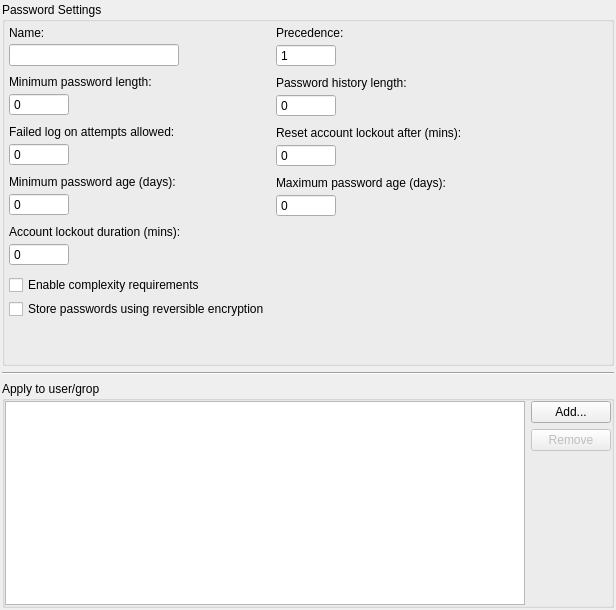
altlinux/admc, file src/admc/results_widgets/pso_results_widget/pso_edit_widget.ui: the form before one commit.
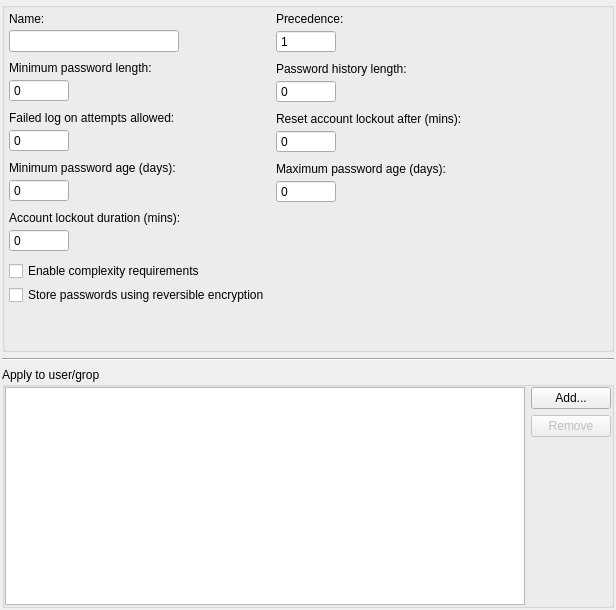
The form after the commit.

Commit message:
Remove extra title
Removed title from PSO edit widget since no other edit widget has one
and title dublicates description bar label

```diff
--- a/src/admc/results_widgets/pso_results_widget/pso_edit_widget.ui
+++ b/src/admc/results_widgets/pso_results_widget/pso_edit_widget.ui
@@ -35,7 +35,7 @@
       <bool>true</bool>
      </property>
      <property name="title">
-      <string>Password Settings</string>
+      <string/>
      </property>
      <layout class="QHBoxLayout" name="horizontalLayout_3">
       <property name="leftMargin">
@@ -574,7 +574,6 @@
     <widget class="QGroupBox" name="groupBox">
      <property name="font">
       <font>
-       <weight>50</weight>
        <bold>false</bold>
       </font>
      </property>
```
Left out of the diff: 62 changed lines with no effect on the pictures.
